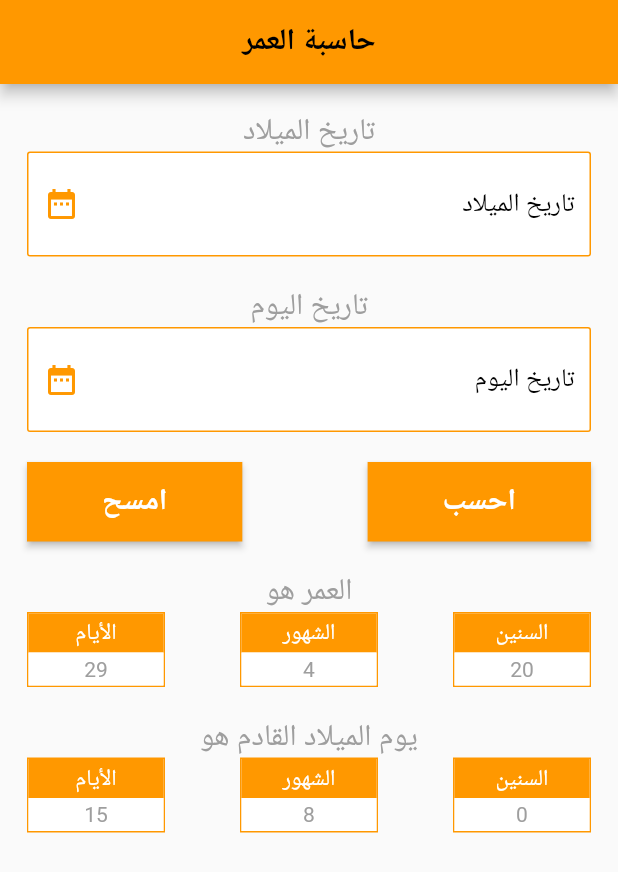
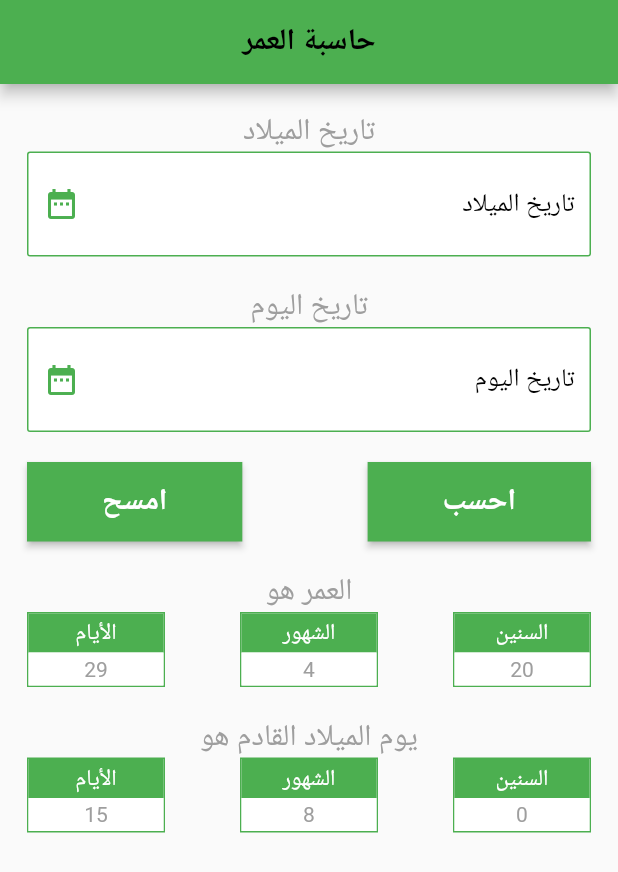
Before and after one commit to Mohamed-G2021/Age-Calculater, a Flutter app: the screen it shows after launch, on a phone screen of 412 x 824 dp. Shown: the top 872 px of the screen. Run offline on Flutter 3.47's test engine with Material 2 defaults, Android fonts, the phone set to English and light mode, and no system bars.

Commit message:
created theme

```diff
--- a/lib/main.dart
+++ b/lib/main.dart
@@ -3,10 +3,15 @@ import 'package:flutter/rendering.dart';
 
 void main() {
   return runApp(MaterialApp(
+    theme: ThemeData(
+      brightness: Brightness.light,
+      primaryColor: Colors.green,
+      primarySwatch: Colors.lightGreen,
+    ),
     debugShowCheckedModeBanner: false,
     home: Scaffold(
         appBar: AppBar(
-          backgroundColor: Colors.orange,
+          backgroundColor: Colors.green,
           centerTitle: true,
           title: TextBuilder(
               text: "حاسبة العمر",
@@ -102,7 +107,7 @@ class DateContainer extends StatelessWidget {
         width: 500,
         decoration: BoxDecoration(
             color: Colors.white,
-            border: Border.all(color: Colors.orange),
+            border: Border.all(color: Theme.of(context).primaryColor),
             borderRadius: BorderRadius.circular(2)),
         child: Padding(
           padding: const EdgeInsets.all(10.0),
@@ -155,7 +160,7 @@ class Button extends StatelessWidget {
         },
         style: ElevatedButton.styleFrom(
             shape: RoundedRectangleBorder(),
-            primary: Colors.orange,
+            primary: Theme.of(context).primaryColor,
             padding: EdgeInsets.symmetric(horizontal: 50, vertical: 13)));
   }
 }
@@ -167,12 +172,13 @@ class DateBox extends StatelessWidget {
   @override
   Widget build(BuildContext context) {
     return Container(
-      decoration: BoxDecoration(border: Border.all(color: Colors.orange)),
+      decoration: BoxDecoration(
+          border: Border.all(color: Theme.of(context).primaryColor)),
       child: Column(
         children: [
           Container(
               width: 90,
-              color: Colors.orange,
+              color: Theme.of(context).primaryColor,
               child: Center(
                   child: Padding(
                 padding: const EdgeInsets.all(3.0),
@@ -235,7 +241,7 @@ class DateText extends StatelessWidget {
             hintStyle: TextStyle(color: Colors.black, fontSize: 17),
             icon: Icon(
               Icons.date_range,
-              color: Colors.orange,
+              color: Theme.of(context).primaryColor,
             )));
   }
 }
```
